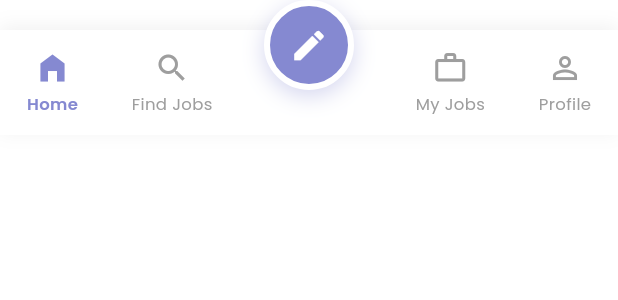
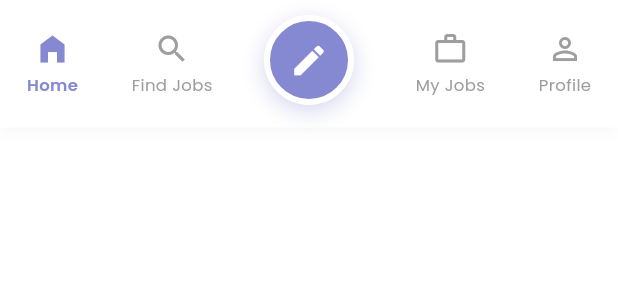
Before and after one commit to yousafitpro/zeecv, a Flutter app: the BottomTabs widget shown alone on an empty page, opened directly with empty values, on a phone screen of 412 x 824 dp. Shown: the top 300 px of the screen. Run offline on Flutter 3.47's test engine with Material 3 defaults, Android fonts, the phone set to English and light mode, and no system bars; our stand-ins replace dio, flutter_html, go_router, google_fonts, google_sign_in, permission_handler and 2 more; missing offline and left inert: flutter_inappwebview; accounts and stored records are empty; network calls fail.

Commit message:
Update bottom_tabs.dart

```diff
--- a/lib/widgets/bottom_tabs.dart
+++ b/lib/widgets/bottom_tabs.dart
@@ -37,14 +37,13 @@ class BottomTabs extends StatelessWidget {
       child: SafeArea(
         top: false,
         child: SizedBox(
-          height: 90, // bar content height; SafeArea adds the inset below
+          height: 85, // bar content height; SafeArea adds the inset below
           child: Stack(
             clipBehavior: Clip.none,
             alignment: Alignment.topCenter,
             children: [
               // Background bar
               Positioned.fill(
-                top: 20,
                 child: Container(
                   decoration: BoxDecoration(
                     color: Colors.white,
@@ -90,7 +89,7 @@ class BottomTabs extends StatelessWidget {
               ),
               // Floating center button
               Positioned(
-                top: 0,
+                top: 10,
                 child: GestureDetector(
                   onTap: () => _onTap(context, 2),
                   child: Container(
```
